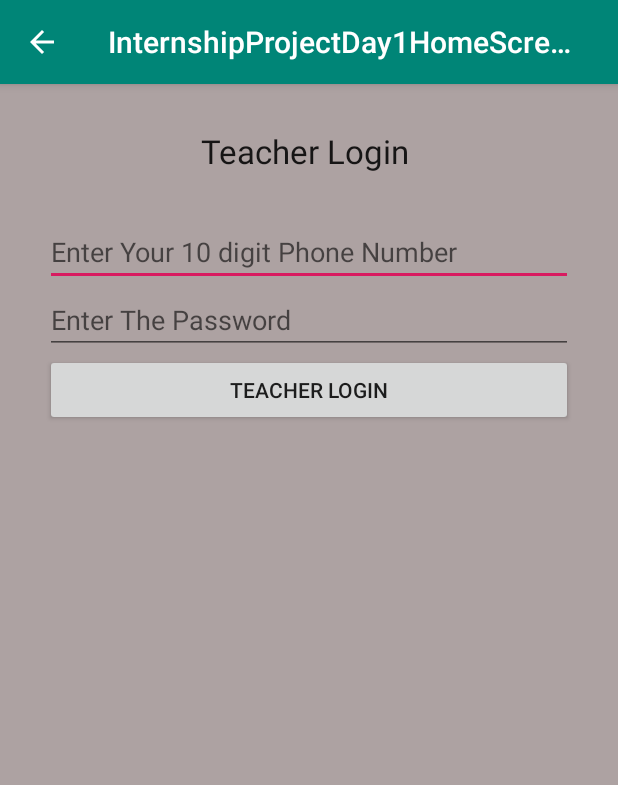
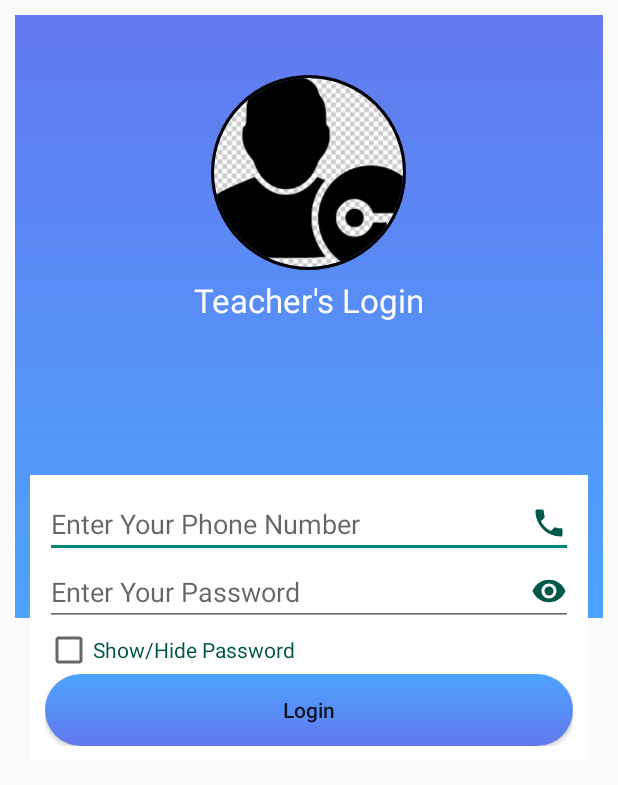
Before and after one commit to shub-naik/UpdatedSmartSchoolApp, an Android app: the TeacherLoginFragment screen opened directly, with no data from a screen before it, on a phone screen of 412 x 824 dp. Shown: the top 785 px of the screen. Run offline under Robolectric (Android 15) with nearby library versions, the phone set to English and light mode, and no system bars; our stand-ins replace CircleImageView, Firebase (no records; nobody signed in at launch, a user with empty details on screens opened directly).

Commit message:
Updated App Parent Login With Show/Hide Password

```diff
--- a/app/src/main/AndroidManifest.xml
+++ b/app/src/main/AndroidManifest.xml
@@ -43,7 +43,8 @@
             android:parentActivityName=".MainActivity" />
         <activity
             android:name=".TeacherActivity"
-            android:parentActivityName=".MainActivity" />
+            android:parentActivityName=".MainActivity"
+            android:theme="@style/LoginScreen" />
         <activity
             android:name=".AdminActivity"
             android:parentActivityName=".MainActivity" />
--- a/app/src/main/java/com/example/SchoolManagement/TeacherLoginFragment.java
+++ b/app/src/main/java/com/example/SchoolManagement/TeacherLoginFragment.java
@@ -7,11 +7,15 @@ import android.os.Bundle;
 
 import androidx.fragment.app.Fragment;
 
+import android.text.method.HideReturnsTransformationMethod;
+import android.text.method.PasswordTransformationMethod;
 import android.util.Log;
 import android.view.LayoutInflater;
 import android.view.View;
 import android.view.ViewGroup;
 import android.widget.Button;
+import android.widget.CheckBox;
+import android.widget.CompoundButton;
 import android.widget.EditText;
 import android.widget.Toast;
 
@@ -29,6 +33,18 @@ public class TeacherLoginFragment extends Fragment {
         View view = inflater.inflate(R.layout.fragment_teacher_login, container, false);
         final EditText phone = view.findViewById(R.id.LTeacherPhone);
         final EditText password = view.findViewById(R.id.LTeacherPassword);
+        final CheckBox checkBox = view.findViewById(R.id.ShowHideTeacherPassword);
+
+        checkBox.setOnCheckedChangeListener(new CompoundButton.OnCheckedChangeListener() {
+            @Override
+            public void onCheckedChanged(CompoundButton buttonView, boolean isChecked) {
+                if (isChecked) {
+                    password.setTransformationMethod(HideReturnsTransformationMethod.getInstance());
+                } else {
+                    password.setTransformationMethod(PasswordTransformationMethod.getInstance());
+                }
+            }
+        });
 
 
         Button login = view.findViewById(R.id.LTeacherLogin);
@@ -40,7 +56,6 @@ public class TeacherLoginFragment extends Fragment {
                 final String Phone = phone.getText().toString();
                 final String Password = password.getText().toString();
                 if (!Phone.isEmpty() && !Password.isEmpty()) {
-                    Log.e("FragmentError", Phone + " , " + Password);
                     TeacherActivity teacherActivity = (TeacherActivity) getActivity();
                     teacherActivity.GetDataFromFragment(Phone, Password);
                 }
--- a/app/src/main/res/layout/fragment_teacher_login.xml
+++ b/app/src/main/res/layout/fragment_teacher_login.xml
@@ -5,47 +5,104 @@
     tools:context="com.example.SchoolManagement.TeacherLoginFragment">
 
 
+    <androidx.coordinatorlayout.widget.CoordinatorLayout
+        android:id="@+id/TeacherLoginCoordinatorLayout"
+        android:layout_width="match_parent"
+        android:layout_height="match_parent">
+
+        <RelativeLayout
+            android:layout_width="match_parent"
+            android:layout_height="wrap_content"
+            android:padding="10dp">
+
             <LinearLayout
                 android:layout_width="match_parent"
                 android:layout_height="match_parent"
-        android:layout_gravity="center"
-        android:background="@color/grey"
-        android:orientation="vertical"
-        android:padding="30dp">
+                android:orientation="vertical">
 
-        <TextView
+                <ImageView
+                    android:layout_width="match_parent"
+                    android:layout_height="0dp"
+                    android:layout_weight="1"
+                    android:src="@drawable/login_design_color" />
+
+                <ImageView
+                    android:layout_width="match_parent"
+                    android:layout_height="0dp"
+                    android:layout_weight="1" />
+
+            </LinearLayout>
+
+
+            <LinearLayout
+                android:id="@+id/LayoutParentLoginInputs"
                 android:layout_width="match_parent"
                 android:layout_height="wrap_content"
-            android:fontFamily="@string/common_google_play_services_enable_title"
-            android:gravity="center"
-            android:text="Teacher Login "
-            android:textAppearance="@style/TextAppearance.AppCompat.Large" />
+                android:layout_centerInParent="true"
+                android:layout_margin="10dp"
+                android:background="#FFFFFF"
+                android:orientation="vertical"
+                android:padding="10dp">
 
                 <EditText
                     android:id="@+id/LTeacherPhone"
                     android:layout_width="match_parent"
                     android:layout_height="wrap_content"
-            android:layout_marginTop="30dp"
-            android:ems="10"
-            android:hint="Enter Your 10 digit Phone Number"
-            android:inputType="phone" />
+                    android:drawableRight="@drawable/ic_phone_black_24dp"
+                    android:drawablePadding="10dp"
+                    android:drawableTint="@color/colorPrimaryDark"
+                    android:hint="Enter Your Phone Number" />
 
                 <EditText
                     android:id="@+id/LTeacherPassword"
                     android:layout_width="match_parent"
                     android:layout_height="wrap_content"
-            android:ems="10"
-            android:hint="Enter The Password"
+                    android:drawableRight="@drawable/password_visible"
+                    android:drawablePadding="10dp"
+                    android:drawableTint="@color/colorPrimaryDark"
+                    android:hint="Enter Your Password"
                     android:inputType="textPassword" />
+
+                <CheckBox
+                    android:id="@+id/ShowHideTeacherPassword"
+                    android:layout_width="wrap_content"
+                    android:layout_height="wrap_content"
+                    android:text="Show/Hide Password"
+                    android:textColor="@color/colorPrimaryDark" />
 
                 <Button
                     android:id="@+id/LTeacherLogin"
                     android:layout_width="match_parent"
                     android:layout_height="wrap_content"
-            android:text="Teacher Login" />
+                    android:background="@drawable/rounded_buttons"
+                    android:text="Login"
+                    android:textAllCaps="false" />
+            </LinearLayout>
+
+            <de.hdodenhof.circleimageview.CircleImageView xmlns:app="http://schemas.android.com/apk/res-auto"
+                android:id="@+id/TeacherLoginImage"
+                android:layout_width="130dp"
+                android:layout_height="130dp"
+                android:layout_centerHorizontal="true"
+                android:layout_marginTop="40dp"
+                android:src="@drawable/login_icon"
+                app:civ_border_color="#FF000000"
+                app:civ_border_width="2dp" />
+
+            <TextView
+                android:id="@+id/ParentLoginSymbol"
+                android:layout_width="match_parent"
+                android:layout_height="wrap_content"
+                android:layout_below="@+id/TeacherLoginImage"
+                android:layout_margin="5dp"
+                android:gravity="center"
+                android:text="Teacher's Login"
+                android:textAppearance="@style/TextAppearance.AppCompat.Large"
+                android:textColor="@color/ToolbarColor" />
 
 
-    </LinearLayout>
+        </RelativeLayout>
 
 
+    </androidx.coordinatorlayout.widget.CoordinatorLayout>
 </FrameLayout>
```
Lines whose indentation alone changed are shown as unchanged.
